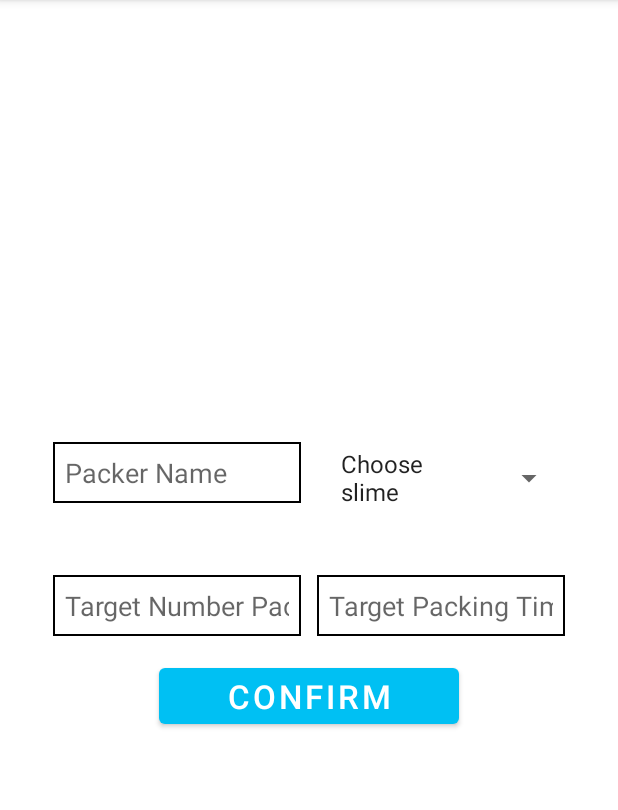
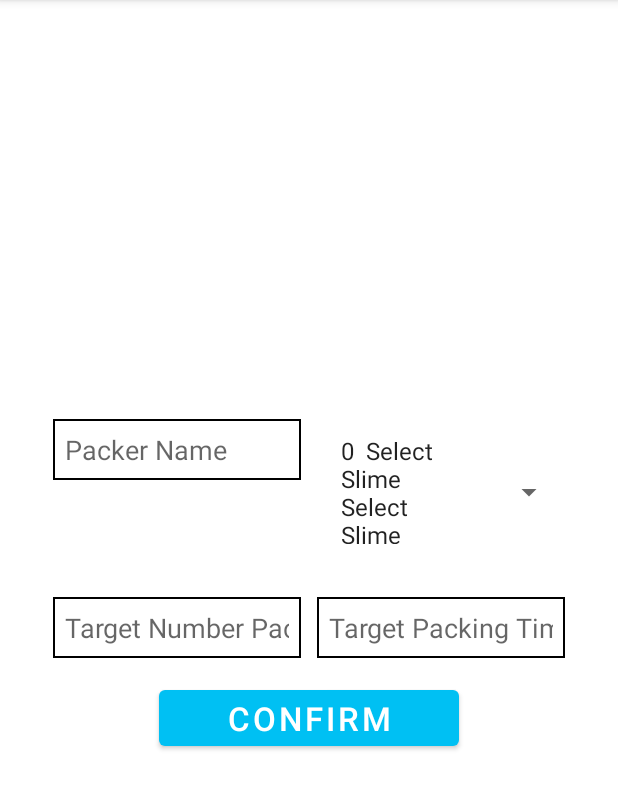
Before and after one commit to Nabeel-Shehzad/PeachyBbies-android, an Android app: the fragment TargetMode shown on its own in the app's theme, on a phone screen of 412 x 824 dp, the part 84-894 px from its top. Run offline under Robolectric (Android 15) with nearby library versions, the phone set to English and light mode, and no system bars; our stand-ins replace Volley; network calls fail.

Commit message:
sorting slimes

```diff
--- a/app/src/main/java/com/peachy/bbies/fragments/TargetMode.kt
+++ b/app/src/main/java/com/peachy/bbies/fragments/TargetMode.kt
@@ -10,6 +10,7 @@ import androidx.appcompat.widget.SwitchCompat
 import com.android.volley.toolbox.StringRequest
 import com.google.android.material.snackbar.Snackbar
 import com.peachy.bbies.R
+import com.peachy.bbies.model.Slime
 import com.peachy.bbies.progressbar.CustomProgressBar
 import com.peachy.bbies.screens.Home
 import org.json.JSONObject
@@ -31,8 +32,8 @@ class TargetMode : Fragment() {
         view.findViewById<EditText>(R.id.packerName).setText(username)
 
         progressBar.show(requireActivity(), "Please Wait..!!")
-        val list = ArrayList<String>()
-        list.add("Choose slime")
+        val list = ArrayList<Slime>()
+        list.add(Slime(0, "Select Slime", "Select Slime"))
         val request = object : StringRequest(
             Method.POST, slimes,
             com.android.volley.Response.Listener { response ->
@@ -45,7 +46,9 @@ class TargetMode : Fragment() {
                         val id = singleObject.getString("id")
                         val name = singleObject.getString("slimeName")
                         val texture = singleObject.getString("slimeTexture")
-                        list.add("$id $name $texture")
+                        val slime = Slime(id.toInt(), name, texture)
+                        list.add(slime)
+                        list.sort()
                     }
 
                 }
--- /dev/null
+++ b/app/src/main/java/com/peachy/bbies/model/Slime.kt
@@ -0,0 +1,17 @@
+package com.peachy.bbies.model
+
+data class Slime(
+    val id: Int,
+    val name: String,
+    val texture:String) : Comparable<Slime> {
+    override fun compareTo(other: Slime): Int {
+        return if (this.name.compareTo(other.name) == 0) {
+            this.texture.compareTo(other.texture)
+        } else {
+            this.name.compareTo(other.name)
+        }
+    }
+    override fun toString(): String {
+        return "${this.id}  ${this.name} ${this.texture}"
+    }
+}
--- a/app/src/main/res/layout/fragment_target_mode.xml
+++ b/app/src/main/res/layout/fragment_target_mode.xml
@@ -29,7 +29,6 @@
             android:layout_weight="2"
             android:layout_height="wrap_content"
             android:layout_margin="5dp"
-            android:layout_gravity="center"
             />
     </LinearLayout>
     <LinearLayout
--- a/app/src/main/res/layout/fragment_target_mode_off.xml
+++ b/app/src/main/res/layout/fragment_target_mode_off.xml
@@ -29,7 +29,6 @@
             android:layout_weight="2"
             android:layout_height="wrap_content"
             android:layout_margin="5dp"
-            android:layout_gravity="center"
             />
     </LinearLayout>
     <LinearLayout
```
Also changed, not shown: app/src/main/java/com/peachy/bbies/fragments/TargetModeOff.kt (+6 -3 lines).
